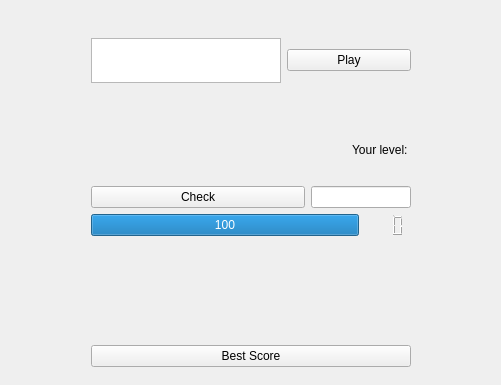
Before: the Qt Designer form mainwindow.ui in ButProgramming/MathTrainerQT, drawn with Qt 5.
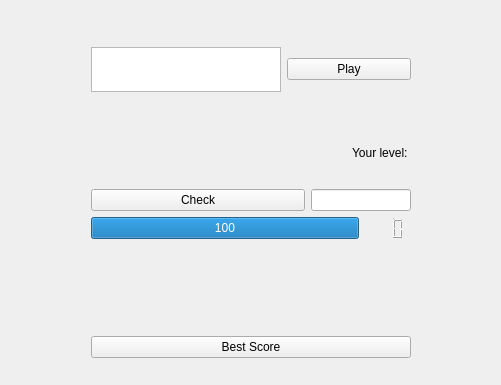
After: the same form once the commit is applied. The open tabs and pages were chosen to show the change. Custom widgets are drawn as their Qt base class.

What changed in the file:
```diff
--- a/mainwindow.ui
+++ b/mainwindow.ui
@@ -152,6 +152,7 @@
          </spacer>
         </item>
         <item>
+         <widget class="QFrame" name="Frame2">
          <layout class="QVBoxLayout" name="verticalLayout_3">
           <item>
            <widget class="QLabel" name="label">
@@ -447,6 +448,7 @@
            </widget>
           </item>
          </layout>
+         </widget>
         </item>
         <item>
          <spacer name="horizontalSpacer_4">
```
Left out of the diff: 4 changed lines with no effect on the pictures. Lines whose indentation alone changed are shown as unchanged.
